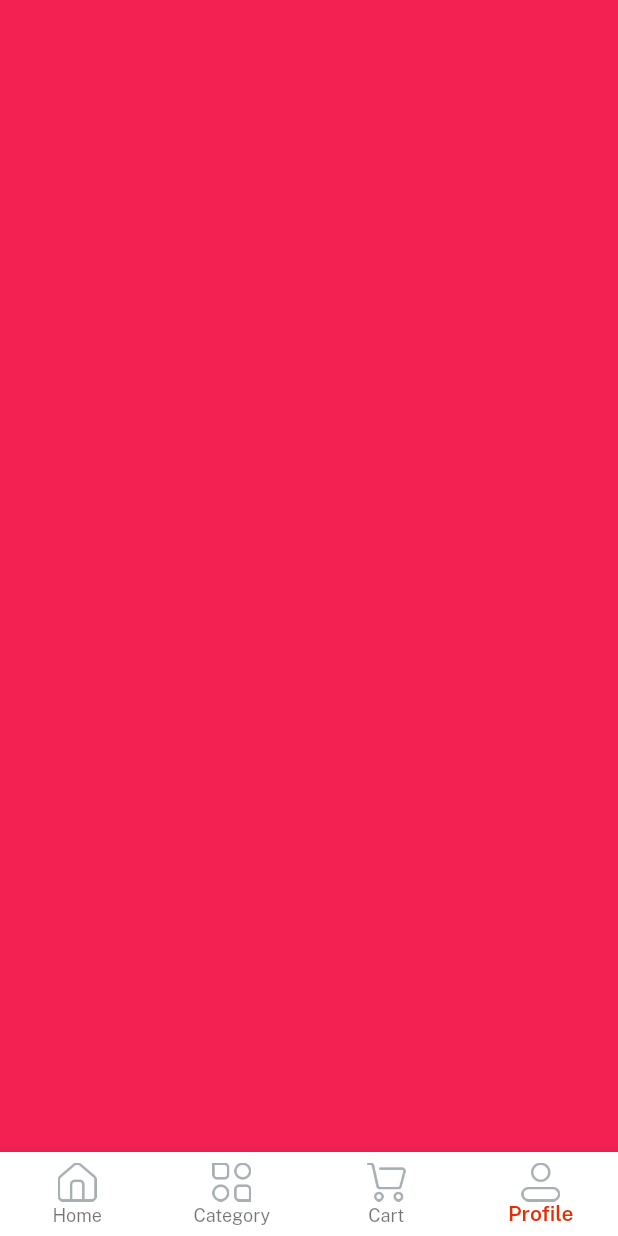
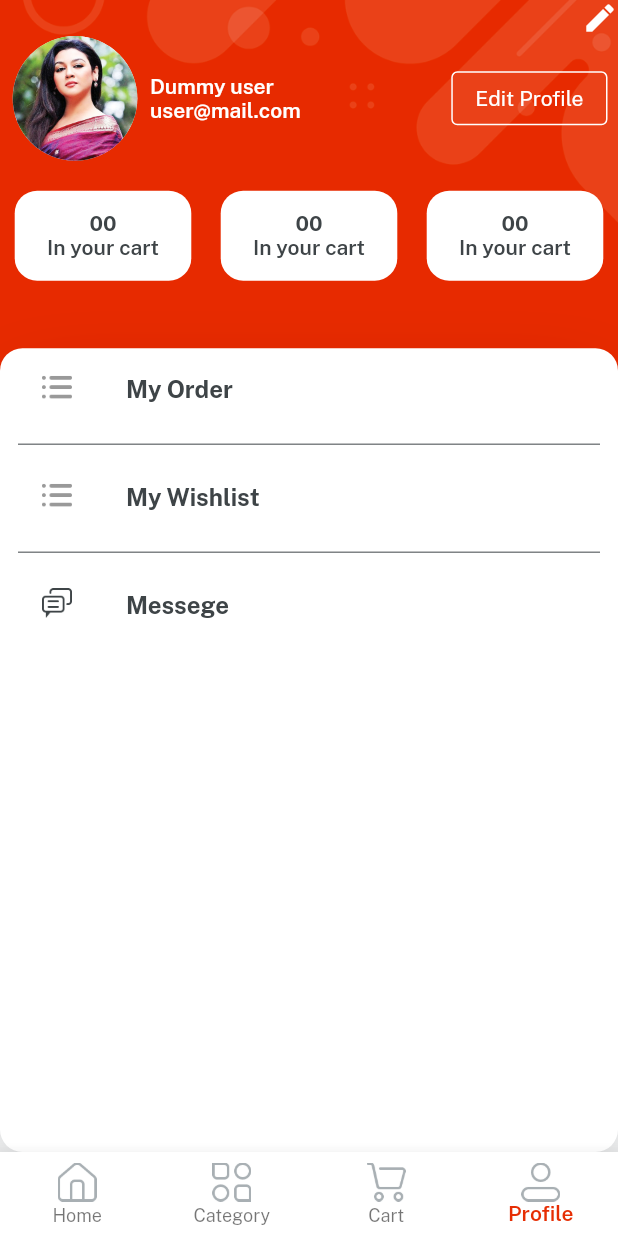
Before and after one commit to W1ssam99/E_Markt, a Flutter app: the Home screen opened directly, item 4 of the bottom bar chosen, on a phone screen of 412 x 824 dp. Run offline on Flutter 3.47's test engine with Material 2 defaults, Android fonts, the phone set to English and light mode, and no system bars; our stand-ins replace get, velocity_x.

Commit message:
1stCommit

```diff
--- a/lib/consts/lists.dart
+++ b/lib/consts/lists.dart
@@ -17,8 +17,12 @@ const secondSliderslist = [imgSs1, imgSs2, imgSs3, imgSs4];
 const featuredList1 = [imgS1, imgS2, imgS3];
 const featuredList2 = [imgS4, imgS5, imgS6];
 
+//featured
+
 const featuredTitle1 = [womenDress, girlDesse, girlWatches];
 const featuredTitle2 = [boyGlases, mobilephone, tshirt];
+
+//category
 
 const categoryList = [
   womenClothes,
@@ -31,6 +35,9 @@ const categoryList = [
   cellphone,
   furniture
 ];
+
+//category
+
 const categoryimageList = [
   imgFc1,
   imgFc2,
@@ -43,11 +50,26 @@ const categoryimageList = [
   imgFc9,
 ];
 
+//item detail
+
 const itemdetailbuttom = [
   video,
   reviews,
   privecyAndPolicy,
   returnpolicy,
   supportpolicy,
+];
 
+//profile
+
+const profilebuttomList = [
+order,
+wishlist,
+messege,
 ];
+
+const profilebuttomicon=[
+  icOrder,
+  icOrder,
+  icMessages,
+];
--- a/lib/consts/strings.dart
+++ b/lib/consts/strings.dart
@@ -18,6 +18,9 @@ const privecyAndPolicy = "Privacy and Policy";
 const termsAndCondation = "Terms and  Conditions";
 const alreadyHaveAcount = "Alredy have an account?";
 const serchingAnyThinf = "Search anything...";
+
+//home strings
+
 const categories = "Categories",
     tody = "Today's Deal",
     flashseal = "Flash sale",
@@ -32,6 +35,8 @@ const categories = "Categories",
     featuredProducr = "Featured Product",
     featuredCategory = "Featured Category";
 
+//category strings
+
 const womenClothes = "Women Clothing",
     menClothes = "Men Clothing & fashion",
     compAcces = "Computer & Accesories",
@@ -42,9 +47,15 @@ const womenClothes = "Women Clothing",
     cellphone = "CellPhone & Tap",
     furniture = "Furniture";
 
+//item detail strings
+
 const video = "Video",
     reviews = "Reviews",
     sallerpolicy = "Saller Policy",
     returnpolicy = "Return Policy",
     supportpolicy = "Support Policy",
-    productsSummylike="Products you may like";
+    productsSummylike = "Products you may like";
+
+//profile strings
+
+const wishlist = "My Wishlist", order = "My Order", messege = "Messege";
--- a/lib/views/cart_screen/cart_screen.dart
+++ b/lib/views/cart_screen/cart_screen.dart
@@ -1,3 +1,4 @@
+import 'package:e_app/consts/consts.dart';
 import 'package:flutter/material.dart';
 
 class Cart_screen extends StatefulWidget {
@@ -10,6 +11,8 @@ class Cart_screen extends StatefulWidget {
 class _HomeScreebState extends State<Cart_screen> {
   @override
   Widget build(BuildContext context) {
-    return Container(color:const Color.fromARGB(255, 243, 33, 215),);
+    return Container(color: Colors.white,
+    child: "Cart is Empty!".text.color(darkFontGrey).makeCentered(),
+    );
   }
 }
--- /dev/null
+++ b/lib/views/profile_screen/profileDetail.dart
@@ -0,0 +1,19 @@
+import "package:flutter/material.dart";
+import "package:e_app/consts/consts.dart";
+
+Widget detailCard({width, String? count, String? title}) {
+  return Column(
+    mainAxisAlignment: MainAxisAlignment.center,
+    children: [
+      count!.text.fontFamily(bold).color(darkFontGrey).make(),
+      title!.text.fontFamily(semibold).color(darkFontGrey).make(),
+    ],
+  )
+      .box
+      .white
+      .rounded
+      .height(60)
+      .width(width)
+      .padding(EdgeInsets.all(10))
+      .make();
+}
--- a/lib/views/profile_screen/profile_screen.dart
+++ b/lib/views/profile_screen/profile_screen.dart
@@ -1,4 +1,9 @@
+import 'package:e_app/consts/consts.dart';
+import 'package:e_app/consts/lists.dart';
+import 'package:e_app/views/profile_screen/profileDetail.dart';
+import 'package:e_app/widget/bg_widget.dart';
 import 'package:flutter/material.dart';
+import 'package:get/get.dart';
 
 class Profile_screen extends StatefulWidget {
   const Profile_screen({super.key});
@@ -10,6 +15,75 @@ class Profile_screen extends StatefulWidget {
 class _HomeScreebState extends State<Profile_screen> {
   @override
   Widget build(BuildContext context) {
-    return Container(color:const Color.fromARGB(255, 243, 33, 82),);
+    return bgWidget(Scaffold(
+      body: SafeArea(
+          child: Container(
+        child: Column(
+          children: [
+            const Align(
+              alignment: Alignment.topRight,
+              child: Icon(
+                Icons.edit,
+                color: Colors.white,
+              ),
+            ),
+            Row(
+              mainAxisAlignment: MainAxisAlignment.spaceAround,
+              children: [
+                Image.asset(
+                  imgProfile2,
+                  width: 100,
+                  fit: BoxFit.cover,
+                )
+                    .box
+                    .roundedFull
+                    .clip(Clip.antiAlias)
+                    .color(Colors.white)
+                    .make(),
+                Expanded(
+                    child: Column(
+                  crossAxisAlignment: CrossAxisAlignment.start,
+                  children: [
+                    "Dummy user".text.fontFamily(semibold).white.make(),
+                    "user@mail.com".text.fontFamily(semibold).white.make(),
+                  ],
+                )),
+                OutlinedButton(
+                    style: OutlinedButton.styleFrom(
+                        side: const BorderSide(
+                      color: Colors.white,
+                    )),
+                    onPressed: () {},
+                    child: "Edit Profile".text.white.make()),
+                7.widthBox
+              ],
+            ),
+            20.heightBox,
+       Row(
+        mainAxisAlignment: MainAxisAlignment.spaceAround,
+         children: [
+           detailCard(count: "00",title: "In your cart",width: context.screenWidth/3.5,),
+           detailCard(count: "00",title: "In your cart",width: context.screenWidth/3.5,),
+           detailCard(count: "00",title: "In your cart",width: context.screenWidth/3.5,),
+         ],
+       ),
+45.heightBox,
+ListView.separated(
+  itemCount: profilebuttomList.length,
+  separatorBuilder: (BuildContext context, int index) {
+    return const Divider( color: darkFontGrey,) ;
+  },
+  itemBuilder: (BuildContext context, int index) {
+    return ListTile(
+      leading: Image.asset(profilebuttomicon[index],width: 20,).box.size(20,20).rounded.color(Colors.white).make(),
+      title: profilebuttomList[index].text.fontFamily(bold).color(darkFontGrey).make(),
+    ) ;
+  },
+).box.rounded.padding(EdgeInsets.symmetric(horizontal: 12)).white.shadow3xl.make().expand( )
+
+          ],
+        ),
+      )),
+    ));
   }
 }
```
